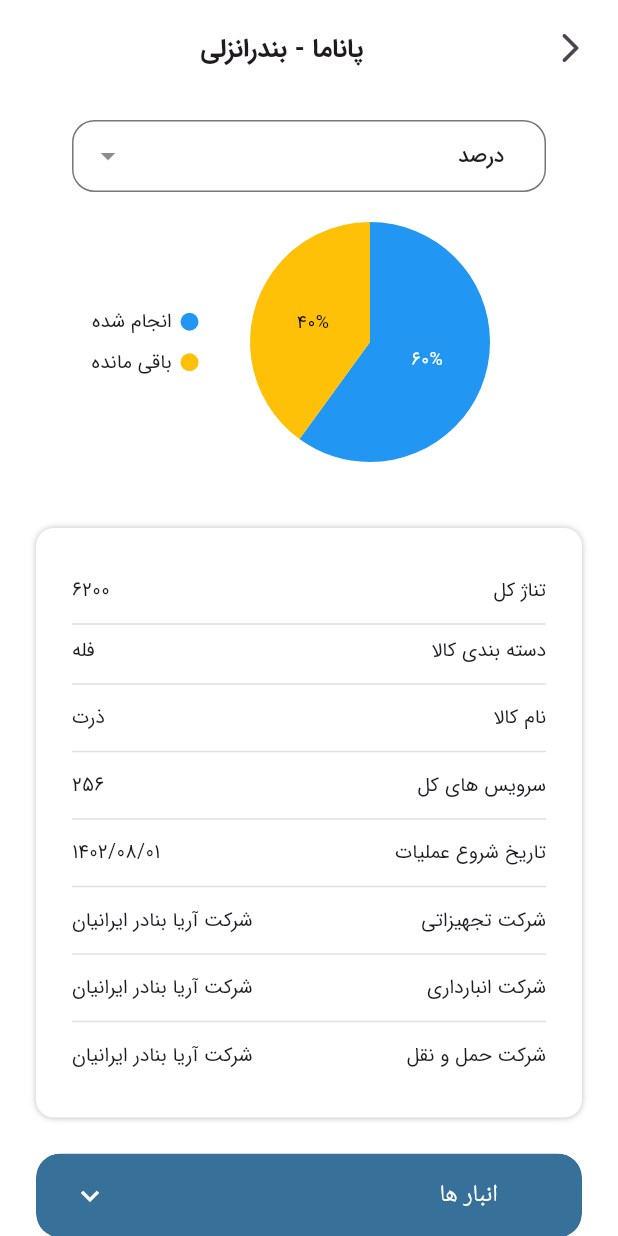
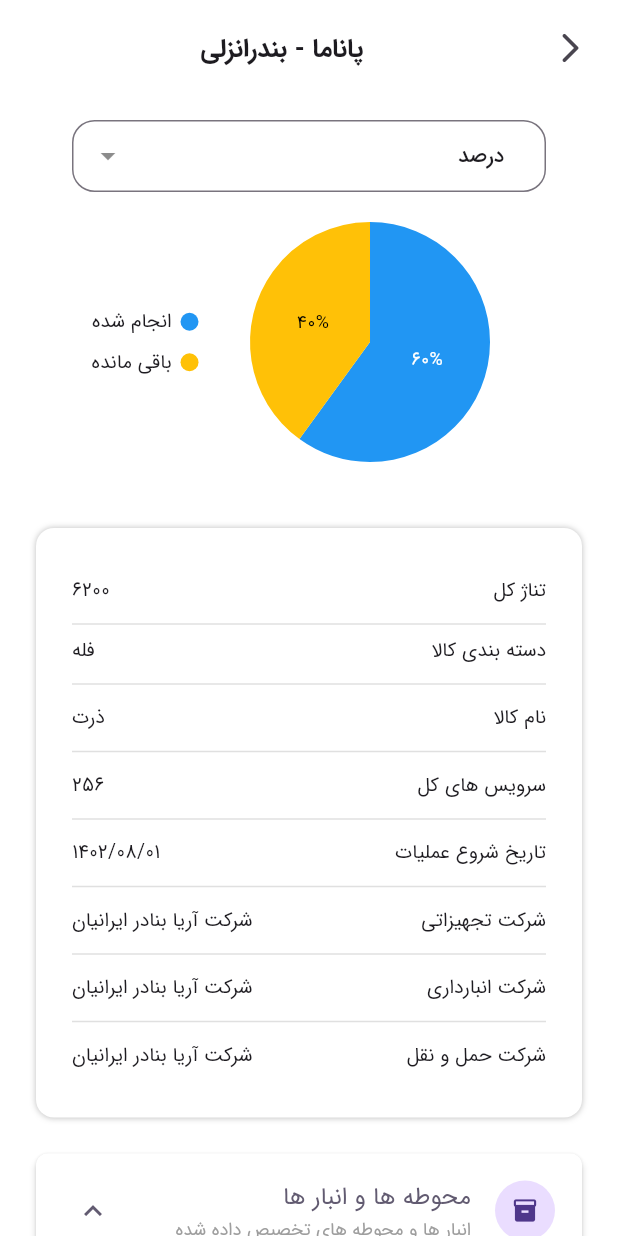
Before and after one commit to bahiraei/porduct_owner, a Flutter app: the ShipScreen screen opened by its route, on a phone screen of 412 x 824 dp. Run offline on Flutter 3.47's test engine with Material 3 defaults, Android fonts, the phone set to English and light mode, and no system bars; drawn by our look-alikes of expansion_tile_card; our stand-ins replace dropdown_button2, flutter_animate, gap, google_nav_bar, line_icons, pinput and 1 more; missing offline and left inert: persian_datetime_picker.

Commit message:
fix some bug

```diff
--- a/lib/core/utils/routes.dart
+++ b/lib/core/utils/routes.dart
@@ -5,6 +5,7 @@ import 'package:porduct_owner/features/auth/verify_screen.dart';
 import 'package:porduct_owner/features/news/news_screen.dart';
 import 'package:porduct_owner/features/notifications/notification_screen.dart';
 import 'package:porduct_owner/features/overview/overview_screen.dart';
+import 'package:porduct_owner/features/ship/ship_time_sheet_screen.dart';
 import 'package:porduct_owner/features/ships/ships_screen.dart';
 import 'package:porduct_owner/features/splash/presentation/splash_screen.dart';
 
@@ -25,9 +26,11 @@ class Routes {
   static const String verify = "/verify";
   static const String ships = "/ships";
   static const String ship = "/ship";
+  static const String shipTimeSheet = "/shipTimeSheet";
   static const String notifications = "/notifications";
   static const String overview = "/overview";
   static const String services = "/services";
+
   static const String accountType = "/accountType";
   static const String news = "/news";
 
@@ -50,6 +53,9 @@ class Routes {
 
       case ship:
         return screenRouting(const ShipScreen());
+
+      case shipTimeSheet:
+        return screenRouting(const ShipTimeSheetScreen());
 
       case notifications:
         return screenRouting(const NotificationsScreen());
--- a/lib/features/ship/ship_screen.dart
+++ b/lib/features/ship/ship_screen.dart
@@ -444,109 +444,47 @@ class _ShipScreenState extends State<ShipScreen> {
                     ],
                   ),
                 ),
-                Padding(
-                  padding: const EdgeInsets.fromLTRB(24, 0, 24, 32),
-                  child: Theme(
-                    data: ThemeData().copyWith(
-                      dividerColor: Colors.transparent,
-                      shadowColor: Colors.black26,
-                    ),
-                    child: ClipRRect(
-                      borderRadius: BorderRadius.circular(16),
-                      child: ExpansionTile(
-                        title: const Text('انبار ها'),
-                        collapsedBackgroundColor: const Color(0xff377199),
-                        collapsedTextColor: Colors.white,
-                        collapsedIconColor: Colors.white,
-                        collapsedShape: RoundedRectangleBorder(
-                          borderRadius: BorderRadius.circular(16),
-                        ),
-                        backgroundColor: Colors.white,
-                        leading: const Icon(
-                          Icons.inventory,
-                          color: Color(0xff377199),
-                        ),
-                        shape: RoundedRectangleBorder(
-                          borderRadius: BorderRadius.circular(16),
-                        ),
-                        children: [],
+                const Padding(
+                  padding: EdgeInsets.fromLTRB(24, 0, 24, 32),
+                  child: ExpansionTileCard(
+                    baseColor: Colors.white,
+                    shadowColor: Colors.black,
+                    expandedColor: Colors.white,
+                    leading: CircleAvatar(
+                      child: Icon(
+                        Icons.inventory,
+                        size: 18,
                       ),
                     ),
-                  ),
-                ),
-                Padding(
-                  padding: const EdgeInsets.symmetric(horizontal: 12.0),
-                  child: ExpansionTileCard(
-                    leading: const CircleAvatar(child: Text('A')),
-                    title: const Text('Tap me!'),
-                    subtitle: const Text('I expand!'),
+                    title: Text('محوطه ها و انبار ها'),
+                    subtitle: Text(
+                      'انبار ها و محوطه های تخصیص داده شده',
+                      style: TextStyle(
+                        fontSize: 12,
+                        color: Colors.grey,
+                      ),
+                    ),
+                    elevation: 2.0,
+                    initiallyExpanded: true,
                     children: <Widget>[
-                      const Divider(
+                      /*Divider(
                         thickness: 1.0,
                         height: 1.0,
-                      ),
-                      Align(
-                        alignment: Alignment.centerLeft,
-                        child: Padding(
-                          padding: const EdgeInsets.symmetric(
-                            horizontal: 16.0,
-                            vertical: 8.0,
-                          ),
-                          child: Text(
-                            """Hi there, I'm a drop-in replacement for Flutter's ExpansionTile.
-
-Use me any time you think your app could benefit from being just a bit more Material.
-
-These buttons control the next card down!""",
-                            style: Theme.of(context)
-                                .textTheme
-                                .bodyMedium!
-                                .copyWith(fontSize: 16),
-                          ),
+                      ),*/
+                      Padding(
+                        padding: EdgeInsets.symmetric(
+                          vertical: 24,
+                          horizontal: 16,
                         ),
-                      ),
-                      ButtonBar(
-                        alignment: MainAxisAlignment.spaceAround,
-                        buttonHeight: 52.0,
-                        buttonMinWidth: 90.0,
-                        children: <Widget>[
-                          TextButton(
-                            onPressed: () {},
-                            child: const Column(
-                              children: <Widget>[
-                                Icon(Icons.arrow_downward),
-                                Padding(
-                                  padding: EdgeInsets.symmetric(vertical: 2.0),
-                                ),
-                                Text('Open'),
+                        child: Column(
+                          children: [
+                            Row(
+                              children: [
+                                Text('انبار شماره یک'),
                               ],
-                            ),
-                          ),
-                          TextButton(
-                            onPressed: () {},
-                            child: const Column(
-                              children: <Widget>[
-                                Icon(Icons.arrow_upward),
-                                Padding(
-                                  padding: EdgeInsets.symmetric(vertical: 2.0),
-                                ),
-                                Text('Close'),
-                              ],
-                            ),
-                          ),
-                          TextButton(
-                            onPressed: () {},
-                            child: const Column(
-                              children: <Widget>[
-                                Icon(Icons.swap_vert),
-                                Padding(
-                                  padding: EdgeInsets.symmetric(vertical: 2.0),
-                                ),
-                                Text('Toggle'),
-                              ],
-                            ),
-                          ),
-                        ],
+                            )
+                          ],
+                        ),
                       ),
                     ],
                   ),
@@ -561,6 +499,22 @@ These buttons control the next card down!""",
                     },
                     child: const Text(
                       'سرویس های انجام شده',
+                      style: TextStyle(
+                        color: Colors.white,
+                      ),
+                    ),
+                  ),
+                ),
+                Padding(
+                  padding: const EdgeInsets.fromLTRB(24, 0, 24, 32),
+                  child: CustomButton(
+                    height: 54,
+                    showShadow: false,
+                    onPressed: () {
+                      Navigator.of(context).pushNamed(Routes.shipTimeSheet);
+                    },
+                    child: const Text(
+                      'تایم شیت',
                       style: TextStyle(
                         color: Colors.white,
                       ),
```
Also changed, not shown: lib/features/ship/ship_time_sheet_screen.dart (added, +159 -0 lines).
